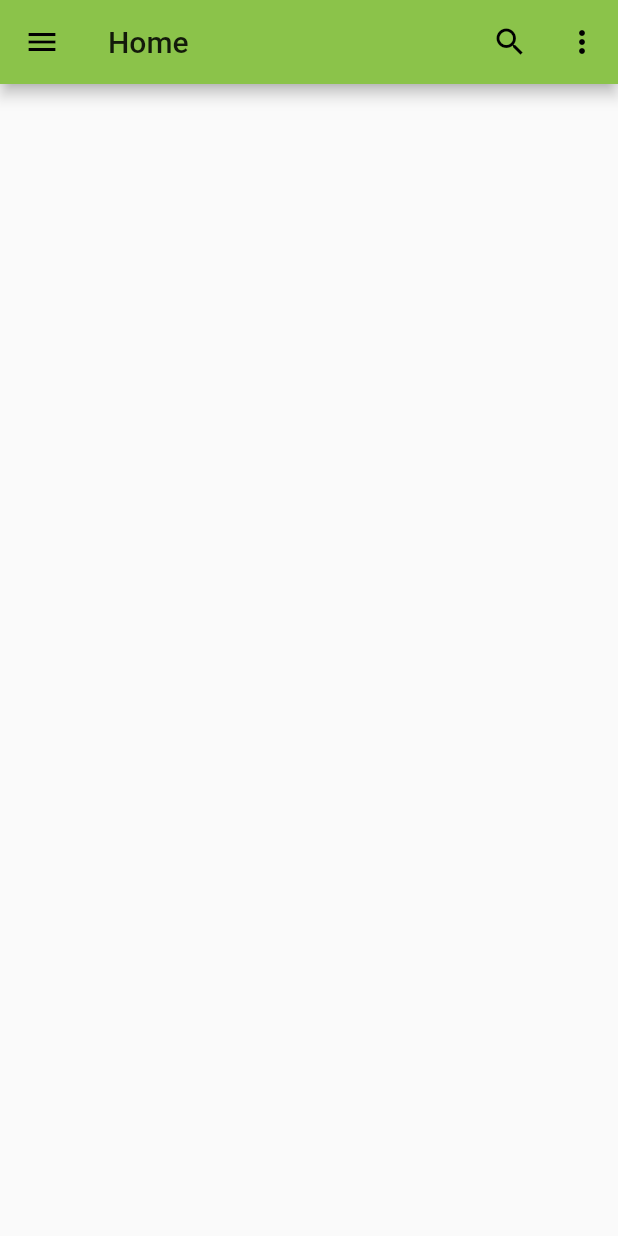
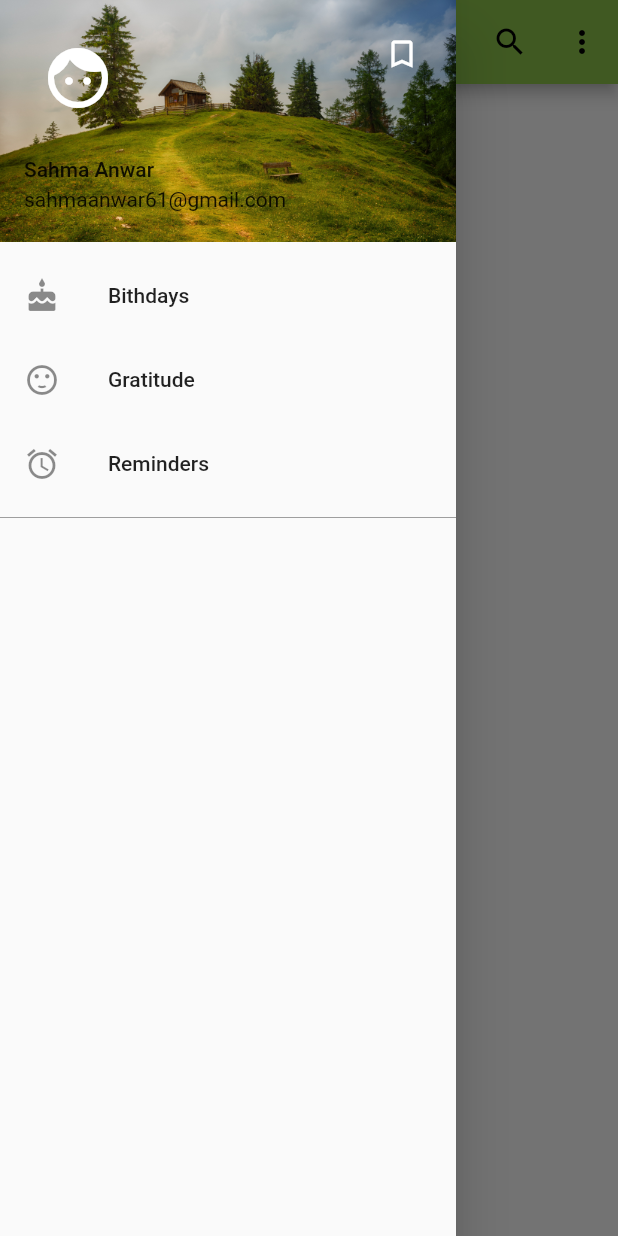
Before and after one commit to Sahma61/bet_app, a Flutter app: the screen it shows after launch, with the side drawer open (before the commit the screen has no drawer), on a phone screen of 412 x 824 dp. Run offline on Flutter 3.47's test engine with Material 2 defaults, Android fonts, the phone set to English and light mode, and no system bars.

Commit message:
Added a Drawer, and removed the LogIn Page

```diff
--- a/lib/pages/home.dart
+++ b/lib/pages/home.dart
@@ -1,4 +1,6 @@
 import 'package:flutter/material.dart';
+import 'package:bet_app/widgets/left_drawer.dart';
+
 class Home extends StatefulWidget {
   @override
   _HomeState createState() => _HomeState();
@@ -10,10 +12,6 @@ class _HomeState extends State<Home> {
     return Scaffold(
       appBar: AppBar(
         title: Text('Home'),
-        leading: IconButton(
-          icon: Icon(Icons.menu),
-           onPressed: () {},
-        ),
         actions: <Widget>[
           IconButton(
             icon: Icon(Icons.search),
@@ -26,6 +24,7 @@ class _HomeState extends State<Home> {
         ],
       ),
       body: Container(),
+      drawer: LeftDrawerWidget(),
     );
   }
 }
--- /dev/null
+++ b/lib/widgets/left_drawer.dart
@@ -0,0 +1,42 @@
+import 'package:flutter/material.dart';
+import 'menu_list_tile.dart';
+
+class LeftDrawerWidget extends StatefulWidget {
+  @override
+  _LeftDrawerWidgetState createState() => _LeftDrawerWidgetState();
+}
+
+class _LeftDrawerWidgetState extends State<LeftDrawerWidget> {
+  @override
+  Widget build(BuildContext context) {
+    return Drawer(
+      child: ListView(
+        padding: EdgeInsets.zero,
+        children: <Widget>[
+          UserAccountsDrawerHeader(
+            accountName: Text('Sahma Anwar'),
+            accountEmail: Text('sahmaanwar61@gmail.com'),
+            currentAccountPicture: Icon(
+              Icons.face,
+              size: 48.0,
+              color: Colors.white,
+            ),
+            otherAccountsPictures: <Widget>[
+              Icon(
+                Icons.bookmark_border,
+                color: Colors.white
+              )
+            ],
+            decoration: BoxDecoration(
+              image:DecorationImage(
+                image: AssetImage('assets/images/home_top_mountain.jpg'),
+                fit: BoxFit.cover
+              ),
+            ),
+          ),
+          MenuListTileWidget(),
+        ],
+      )
+    );
+  }
+}
--- /dev/null
+++ b/lib/widgets/menu_list_tile.dart
@@ -0,0 +1,37 @@
+import 'package:flutter/material.dart';
+
+class MenuListTileWidget extends StatefulWidget {
+  @override
+  _MenuListTileWidgetState createState() => _MenuListTileWidgetState();
+}
+
+class _MenuListTileWidgetState extends State<MenuListTileWidget> {
+  @override
+  Widget build(BuildContext context) {
+    return Column(
+      children: <Widget>[
+        ListTile(
+          leading: Icon(
+            Icons.cake
+            ),
+            title: Text('Bithdays'),
+            onTap: null,
+        ),
+        ListTile(
+          leading: Icon(
+            Icons.sentiment_satisfied
+          ),
+          title: Text('Gratitude'),
+        ),
+        ListTile(
+          leading: Icon(
+            Icons.alarm
+            ),
+            title: Text('Reminders'),
+        ),
+        Divider(color: Colors.grey),
+        ListTile(),
+      ],
+    );
+  }
+}
--- a/pubspec.yaml
+++ b/pubspec.yaml
@@ -45,8 +45,8 @@ flutter:
   uses-material-design: true
 
   # To add assets to your application, add an assets section, like this:
-  # assets:
-  #   - images/a_dot_burr.jpeg
+  assets:
+     - assets/images/
   #   - images/a_dot_ham.jpeg
 
   # An image asset can refer to one or more resolution-specific "variants", see
```
Also changed, not shown: assets/images/home_top_mountain.jpg (added), lib/pages/login.dart (deleted).
